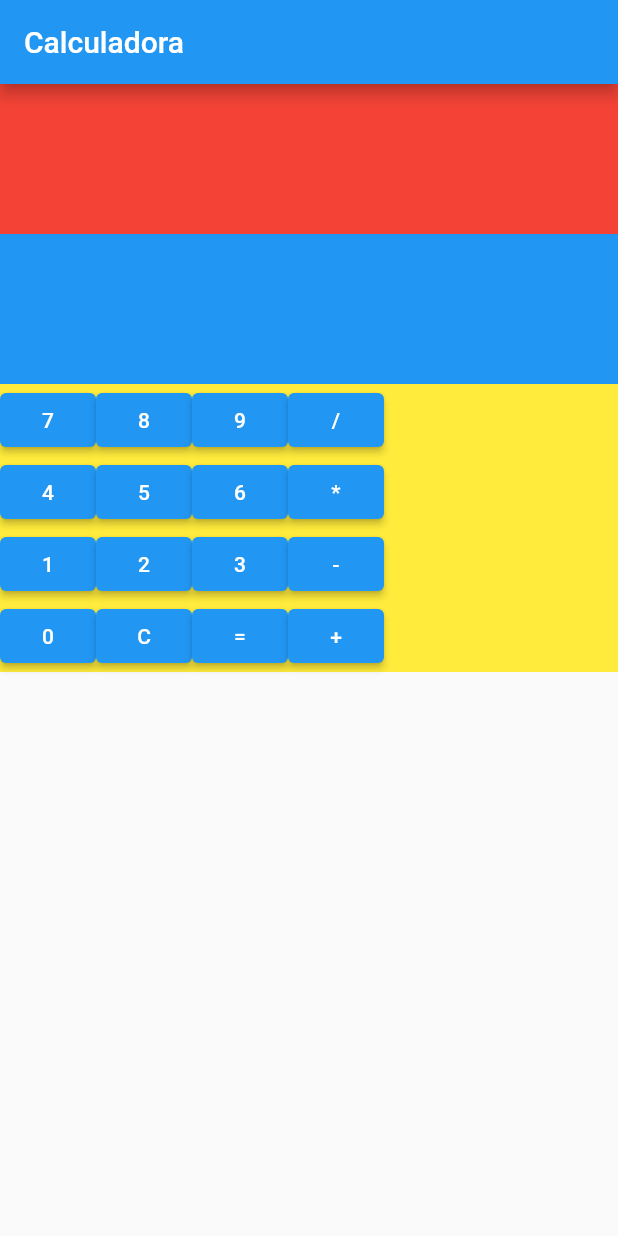
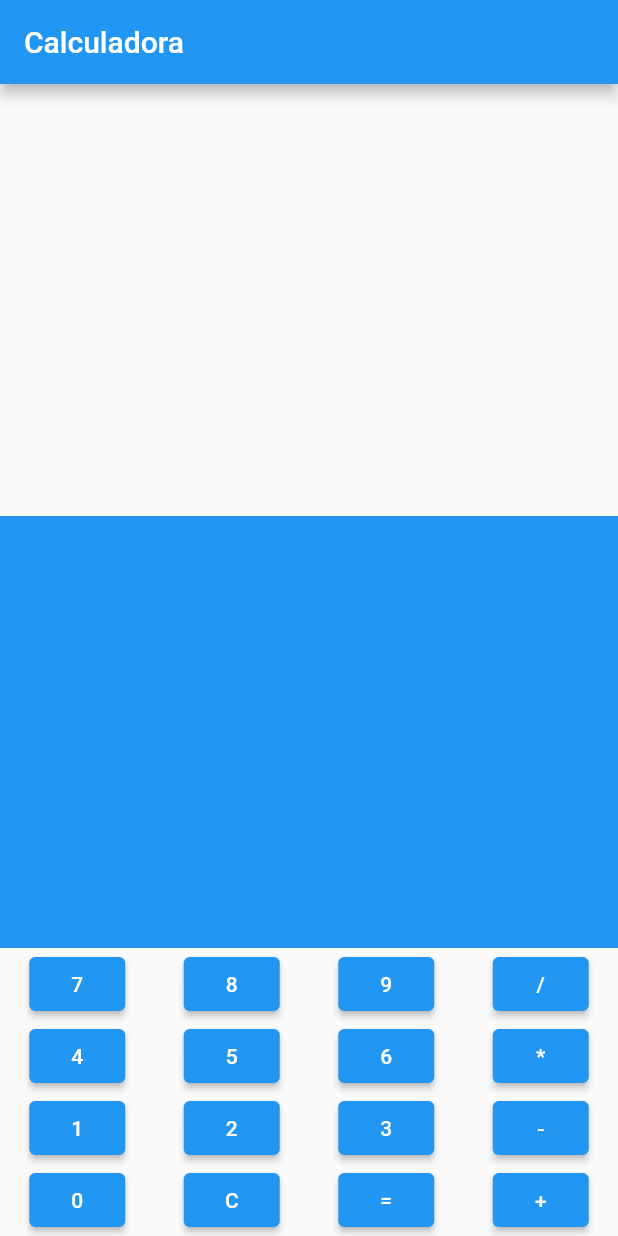
Before and after one commit to osbbarr1/taller2S2, a Flutter app: the screen it shows after launch, on a phone screen of 412 x 824 dp. Run offline on Flutter 3.47's test engine with Material 2 defaults, Android fonts, the phone set to English and light mode, and no system bars.

Commit message:
adicion de Expander

```diff
--- a/taller2s2/lib/page/home-page.dart
+++ b/taller2s2/lib/page/home-page.dart
@@ -20,19 +20,22 @@ class _HomePageState extends State<HomePage> {
   Widget body() {
     return Column(
       children: [
-        Container(
-          color: Colors.red,
-          height: 100,
+        Expanded(
+          child: Container(
+            height: 100,
+          ),
+        ),
+        Expanded(
+          child: Container(
+            color: Colors.blue,
+            height: 100,
+          ),
         ),
         Container(
-          color: Colors.blue,
-          height: 100,
-        ),
-        Container(
-          color: Colors.yellow,
           child: Column(
             children: [
               Row(
+                mainAxisAlignment: MainAxisAlignment.spaceAround,
                 children: [
                   ElevatedButton(onPressed: () {}, child: Text("7")),
                   ElevatedButton(onPressed: () {}, child: Text("8")),
@@ -41,6 +44,7 @@ class _HomePageState extends State<HomePage> {
                 ],
               ),
               Row(
+                mainAxisAlignment: MainAxisAlignment.spaceAround,
                 children: [
                   ElevatedButton(onPressed: () {}, child: Text("4")),
                   ElevatedButton(onPressed: () {}, child: Text("5")),
@@ -49,6 +53,7 @@ class _HomePageState extends State<HomePage> {
                 ],
               ),
               Row(
+                mainAxisAlignment: MainAxisAlignment.spaceAround,
                 children: [
                   ElevatedButton(onPressed: () {}, child: Text("1")),
                   ElevatedButton(onPressed: () {}, child: Text("2")),
@@ -57,6 +62,7 @@ class _HomePageState extends State<HomePage> {
                 ],
               ),
               Row(
+                mainAxisAlignment: MainAxisAlignment.spaceAround,
                 children: [
                   ElevatedButton(onPressed: () {}, child: Text("0")),
                   ElevatedButton(onPressed: () {}, child: Text("C")),
```
